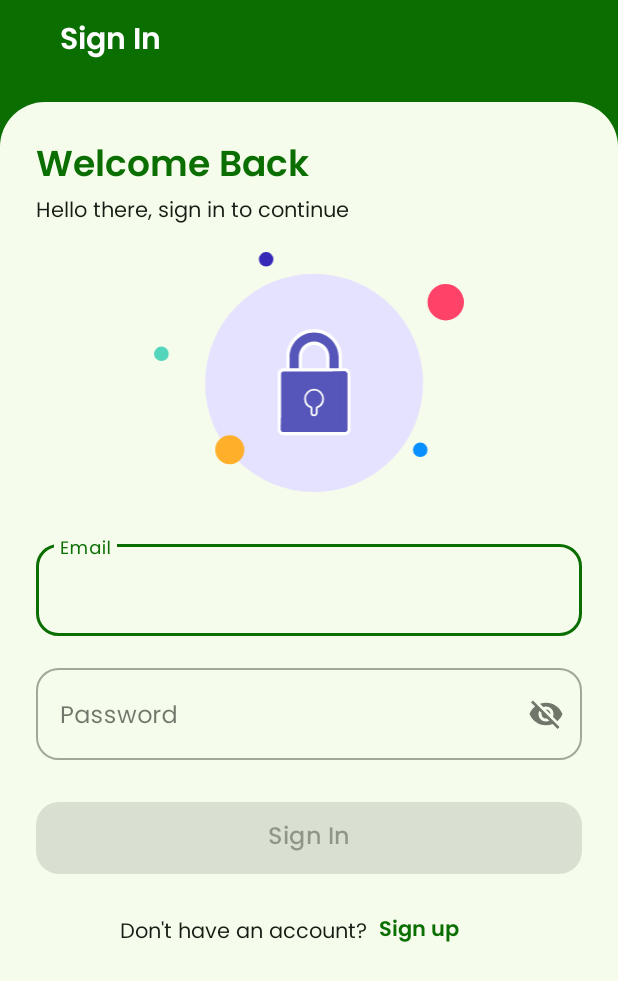
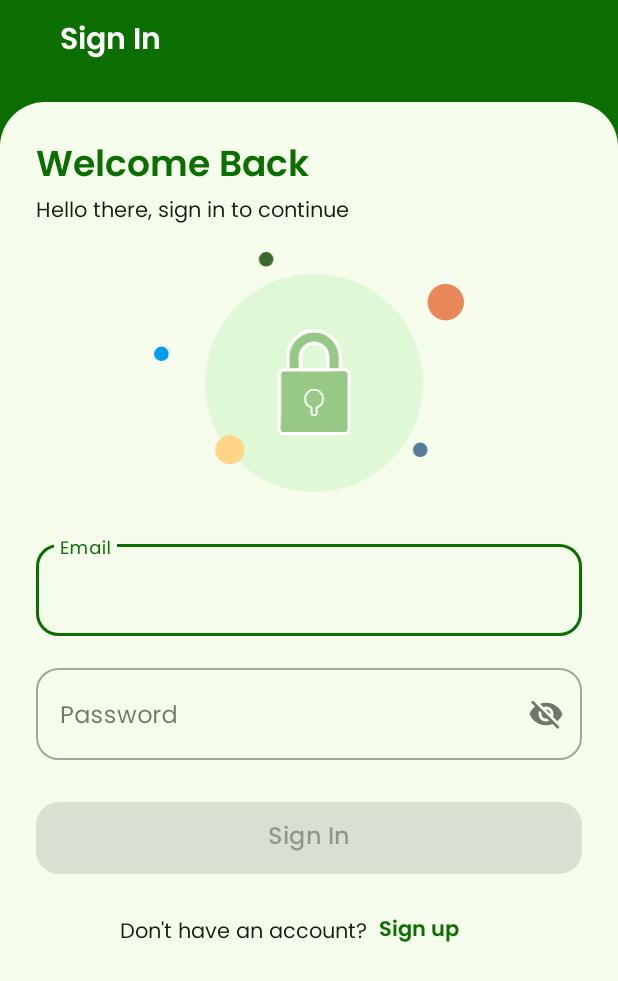
Before and after one commit to Chefies/chefies-mobile, an Android app: the screen it shows after launch (SignInActivity), on a phone screen of 412 x 824 dp. Shown: the top 981 px of the screen. Run offline under Robolectric (Android 15) with nearby library versions, the phone set to English and light mode, and no system bars; pictures from the network do not load.

Commit message:
change illustration

```diff
--- a/app/src/main/java/com/fransbudikashira/chefies/ui/main/settings/SettingsFragment.kt
+++ b/app/src/main/java/com/fransbudikashira/chefies/ui/main/settings/SettingsFragment.kt
@@ -210,8 +210,10 @@ class SettingsFragment : Fragment() {
         settingsViewModel.themeSetting.observe(viewLifecycleOwner) { isDarkModeActive ->
             if (isDarkModeActive) {
                 AppCompatDelegate.setDefaultNightMode(AppCompatDelegate.MODE_NIGHT_YES)
+                binding.switchTheme.isChecked = true
             } else {
                 AppCompatDelegate.setDefaultNightMode(AppCompatDelegate.MODE_NIGHT_NO)
+                binding.switchTheme.isChecked = false
             }
         }
     }
--- a/app/src/main/res/drawable/il_sign_in.xml
+++ b/app/src/main/res/drawable/il_sign_in.xml
@@ -5,45 +5,45 @@
     android:viewportHeight="165">
   <path
       android:pathData="M110,90m-75,0a75,75 0,1 1,150 0a75,75 0,1 1,-150 0"
-      android:fillColor="#E5E2FF"/>
+      android:fillColor="#DFF8D5"/>
   <path
       android:pathData="M77,5m-5,0a5,5 0,1 1,10 0a5,5 0,1 1,-10 0"
-      android:fillColor="#3629B7"/>
+      android:fillColor="#3A692E"/>
   <path
       android:pathData="M200.5,34.5m-12.5,0a12.5,12.5 0,1 1,25 0a12.5,12.5 0,1 1,-25 0"
-      android:fillColor="#FF4267"/>
+      android:fillColor="#E8875A"/>
   <path
       android:pathData="M183,136m-5,0a5,5 0,1 1,10 0a5,5 0,1 1,-10 0"
-      android:fillColor="#0890FE"/>
+      android:fillColor="#557B97"/>
   <path
       android:pathData="M52,136m-10,0a10,10 0,1 1,20 0a10,10 0,1 1,-20 0"
-      android:fillColor="#FFAF2A"/>
+      android:fillColor="#FFD687"/>
   <path
       android:pathData="M5,70m-5,0a5,5 0,1 1,10 0a5,5 0,1 1,-10 0"
-      android:fillColor="#52D5BA"/>
+      android:fillColor="#009DEE"/>
   <path
       android:pathData="M120.54,83.32C119.92,83.32 119.39,82.81 119.39,82.19V72.23C119.39,67.01 115.18,62.78 109.98,62.78C104.79,62.78 100.57,67.03 100.57,72.23V82.19C100.57,82.81 100.06,83.32 99.43,83.32H93.1C92.49,83.32 91.98,82.81 91.98,82.19V72.23C91.98,62.25 100.06,54.13 110,54.13C119.94,54.13 128.02,62.25 128.02,72.23V82.19C128.02,82.81 127.51,83.32 126.88,83.32H120.54Z"
-      android:fillColor="#5655B9"/>
+      android:fillColor="#97C886"/>
   <path
       android:pathData="M110,55.26C119.3,55.26 126.88,62.87 126.88,72.21V82.17H120.56V72.21C120.56,66.37 115.83,61.61 110,61.61C104.19,61.61 99.44,66.36 99.44,72.21V82.17H93.12V72.21C93.12,62.87 100.68,55.26 110,55.26ZM110,53C99.44,53 90.85,61.63 90.85,72.23V82.19C90.85,83.45 91.87,84.47 93.12,84.47H99.44C100.7,84.47 101.71,83.45 101.71,82.19V72.23C101.71,67.65 105.42,63.91 110,63.91C114.56,63.91 118.29,67.65 118.29,72.23V82.19C118.29,83.45 119.3,84.47 120.56,84.47H126.88C128.13,84.47 129.15,83.45 129.15,82.19V72.23C129.15,61.61 120.56,53 110,53Z"
       android:fillColor="#ffffff"/>
   <path
       android:pathData="M88.89,124.89C87.36,124.89 86.13,123.65 86.13,122.11V83.82C86.13,82.28 87.36,81.04 88.89,81.04H131.11C132.64,81.04 133.87,82.28 133.87,83.82V122.1C133.87,123.63 132.64,124.87 131.11,124.87H88.89V124.89Z"
-      android:fillColor="#5655B9"/>
+      android:fillColor="#97C886"/>
   <path
       android:pathData="M131.11,82.19C132,82.19 132.73,82.92 132.73,83.83V122.11C132.73,123.01 132,123.76 131.11,123.76H88.89C87.98,123.76 87.27,123.03 87.27,122.11V83.82C87.27,82.92 88,82.17 88.89,82.17H131.11V82.19ZM131.11,79.91H88.89C86.74,79.91 85,81.66 85,83.82V122.1C85,124.25 86.74,126 88.89,126H131.11C133.26,126 135,124.25 135,122.1V83.82C135,81.66 133.26,79.91 131.11,79.91Z"
       android:fillColor="#ffffff"/>
   <path
       android:pathData="M131.11,82.19H122.86V112.37C122.86,113.26 122.14,114 121.23,114H87.25V122.1C87.25,122.99 87.98,123.74 88.87,123.74H131.09C131.98,123.74 132.71,123.01 132.71,122.1V83.82C132.73,82.92 132,82.19 131.11,82.19Z"
-      android:fillColor="#5655B9"/>
+      android:fillColor="#97C886"/>
   <path
       android:pathData="M131.11,82.19H128.02V116.93C128.02,117.84 127.3,118.56 126.39,118.56H87.25V122.11C87.25,123.01 87.98,123.76 88.87,123.76H131.09C131.98,123.76 132.71,123.03 132.71,122.11V83.82C132.73,82.92 132,82.19 131.11,82.19Z"
-      android:fillColor="#5655B9"/>
+      android:fillColor="#97C886"/>
   <path
       android:pathData="M108.17,107.26C108.17,107 108.01,106.77 107.77,106.68C105.43,105.78 103.78,103.51 103.78,100.86C103.78,97.43 106.57,94.64 109.98,94.64C113.42,94.64 116.19,97.42 116.19,100.86C116.19,103.51 114.54,105.78 112.19,106.68C111.95,106.77 111.79,107 111.79,107.26V110.47C111.79,111.48 110.98,112.29 109.98,112.29C108.99,112.29 108.17,111.48 108.17,110.47V107.26Z"
       android:strokeLineJoin="round"
       android:strokeWidth="1.2486"
-      android:fillColor="#5655B9"
+      android:fillColor="#97C886"
       android:strokeColor="#ffffff"
       android:strokeLineCap="round"/>
 </vector>
--- a/app/src/main/res/layout/fragment_home.xml
+++ b/app/src/main/res/layout/fragment_home.xml
@@ -40,7 +40,7 @@
             android:layout_height="wrap_content"
             android:layout_marginTop="20dp"
             android:contentDescription="@string/empty_histoy_image_txt"
-            android:src="@drawable/empty_banner"
+            android:src="@drawable/il_chef"
             app:layout_constraintEnd_toEndOf="parent"
             app:layout_constraintStart_toStartOf="parent"
             app:layout_constraintTop_toBottomOf="@id/welcome_text" />
```
Also changed, not shown: app/src/main/res/drawable/il_sign_up.xml (+7 -7 lines), app/src/main/res/drawable/successful_change_password_banner.xml (+94 -28 lines), app/src/main/res/drawable/il_chef.png (added).
